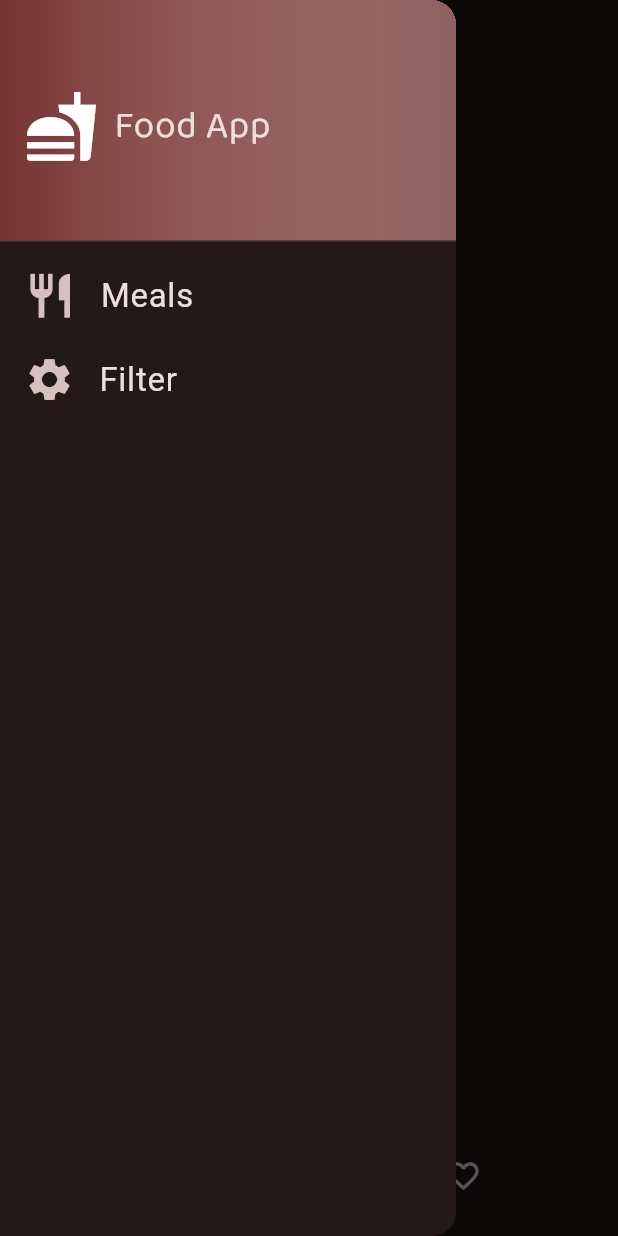
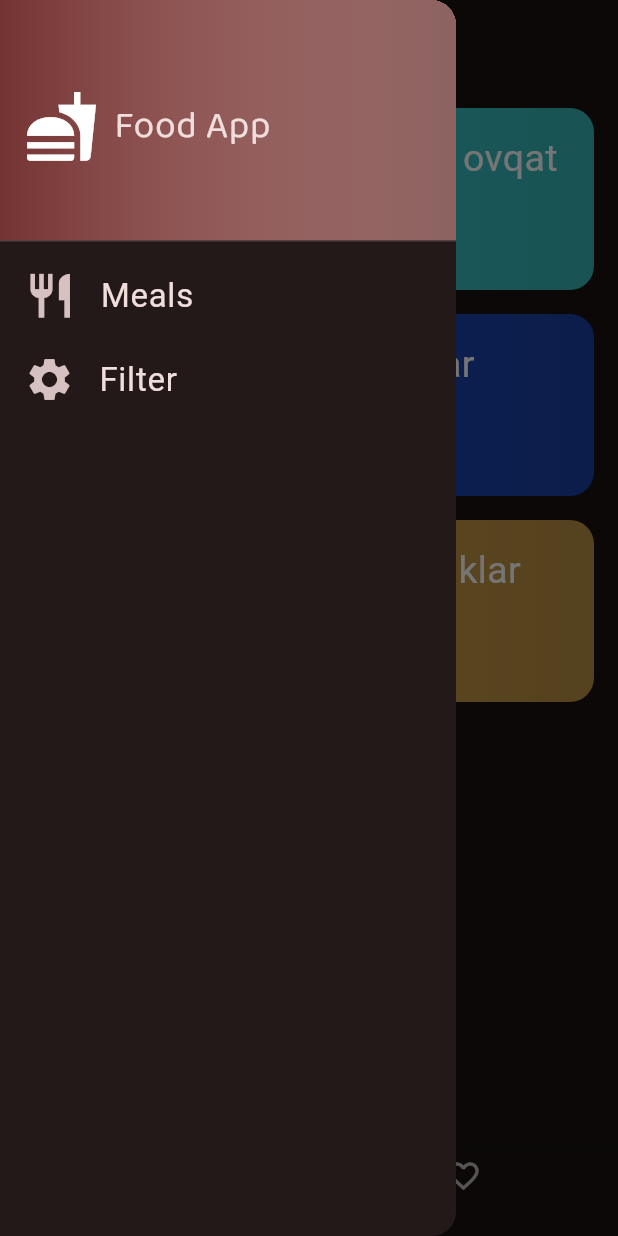
Before and after one commit to Samandar-PDP/FoodApp, a Flutter app: the screen it shows after launch, with the side drawer open, on a phone screen of 412 x 824 dp. Run offline on Flutter 3.47's test engine with Material 2 defaults, Android fonts, the phone set to English and light mode, and no system bars; our stand-ins replace google_fonts.

Commit message:
second food lesson

```diff
--- /dev/null
+++ b/lib/model/category.dart
@@ -0,0 +1,41 @@
+import 'package:flutter/material.dart';
+
+class Category {
+  String title;
+  Color color;
+  int id;
+
+  Category({required this.title, required this.color, required this.id});
+}
+final categoryList = [
+  Category(
+    title: 'Suyuq ovqat',
+    color: Color(0xffb72525),
+    id: 0
+  ),
+  Category(
+      title: "Quyuq ovqat",
+      color: Color(0xff39c5c8),
+      id: 1
+  ),
+  Category(
+      title: "Fast-food",
+      color: Color(0xffc341c7),
+      id: 2
+  ),
+  Category(
+      title: "Salatlar",
+      color: Color(0xff1b45b2),
+      id: 3
+  ),
+  Category(
+      title: "Shirinlik",
+      color: Color(0xff4ca931),
+      id: 4
+  ),
+  Category(
+      title: "Ichimliklar",
+      color: Color(0xffca9c46),
+      id: 5
+  ),
+];
--- /dev/null
+++ b/lib/screen/category_screen.dart
@@ -0,0 +1,26 @@
+import 'package:flutter/material.dart';
+import 'package:food_app/model/category.dart';
+import 'package:food_app/widget/category_item.dart';
+
+class CategoryScreen extends StatelessWidget {
+  const CategoryScreen({super.key});
+
+  @override
+  Widget build(BuildContext context) {
+    return Padding(
+      padding: const EdgeInsets.all(16.0),
+      child: GridView.builder(
+        gridDelegate: const SliverGridDelegateWithFixedCrossAxisCount(
+          crossAxisCount: 2,
+          crossAxisSpacing: 16,
+          mainAxisSpacing: 16,
+          childAspectRatio: 3 / 2,
+        ),
+        itemCount: categoryList.length,
+        itemBuilder: (context, index) {
+          return CategoryItem(category: categoryList[index]);
+        },
+      ),
+    );
+  }
+}
--- a/lib/screen/main_page.dart
+++ b/lib/screen/main_page.dart
@@ -1,5 +1,6 @@
 import 'package:flutter/material.dart';
 import 'package:food_app/model/bottom.dart';
+import 'package:food_app/screen/category_screen.dart';
 import 'package:food_app/widget/main_drawer.dart';
 
 class MainPage extends StatefulWidget {
@@ -17,7 +18,7 @@ class _MainPageState extends State<MainPage> {
     return Scaffold(
       appBar: AppBar(title: Text(bottomList[_selectedIndex].label)),
       drawer: const MainDrawer(),
-      body: const Text("Text"),
+      body: const CategoryScreen(),
       bottomNavigationBar: BottomNavigationBar(
         currentIndex: _selectedIndex,
         selectedItemColor: Theme.of(context).colorScheme.primary,
--- /dev/null
+++ b/lib/widget/category_item.dart
@@ -0,0 +1,30 @@
+import 'package:food_app/model/category.dart';
+import 'package:flutter/material.dart';
+
+class CategoryItem extends StatelessWidget {
+  const CategoryItem({super.key, required this.category});
+
+  final Category category;
+
+  @override
+  Widget build(BuildContext context) {
+    return InkWell(
+      onTap: () {},
+      splashColor: Colors.white,
+      borderRadius: BorderRadius.circular(16),
+      child: Container(
+        padding: const EdgeInsets.all(16),
+        decoration: BoxDecoration(
+            borderRadius: BorderRadius.circular(16),
+            gradient: LinearGradient(colors: [
+              category.color,
+              category.color.withOpacity(0.9),
+            ])),
+        child: Text(
+          category.title,
+          style: const TextStyle(color: Colors.white, fontSize: 25),
+        ),
+      ),
+    );
+  }
+}
```
Also changed, not shown: pubspec.lock, 1 other file.
